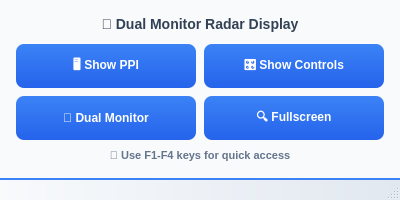
This is cmapmainwindow.ui in shridharbhandiwad/IRDS as Qt 5 draws it before an edit. The edited form follows.
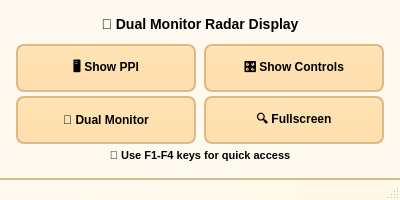
This is the edited form.

Patch:
```diff
--- a/cmapmainwindow.ui
+++ b/cmapmainwindow.ui
@@ -27,21 +27,21 @@
   </property>
   <property name="styleSheet">
    <string notr="true">QMainWindow {
-    background: qlineargradient(x1:0, y1:0, x2:1, y2:1, stop:0 #f8fafc, stop:1 #e2e8f0);
+    background: qlineargradient(x1:0, y1:0, x2:1, y2:1, stop:0 #FFFAF0, stop:1 #FFF8E7);
 }</string>
   </property>
   <widget class="QWidget" name="centralWidget">
    <property name="styleSheet">
     <string notr="true">QWidget {
-    background-color: #f8fafc;
-    color: #1e293b;
+    background-color: #FFFAF0;
+    color: #000000;
     font-family: 'Segoe UI', Arial, sans-serif;
 }
 
 QPushButton {
-    background: qlineargradient(x1:0, y1:0, x2:0, y2:1, stop:0 #3b82f6, stop:1 #2563eb);
-    color: white;
-    border: none;
+    background: qlineargradient(x1:0, y1:0, x2:0, y2:1, stop:0 #FFE4B5, stop:1 #FFDEAD);
+    color: #000000;
+    border: 2px solid #DEB887;
     border-radius: 8px;
     padding: 8px 16px;
     font-weight: 600;
@@ -58,7 +58,7 @@
 }
 
 QLabel {
-    color: #334155;
+    color: #000000;
     font-weight: 600;
     font-size: 14px;
 }</string>
@@ -152,7 +152,7 @@
        <set>Qt::AlignCenter</set>
       </property>
       <property name="styleSheet">
-       <string notr="true">QLabel { color: #64748b; font-size: 11px; }</string>
+       <string notr="true">QLabel { color: #000000; font-size: 11px; }</string>
       </property>
      </widget>
     </item>
@@ -161,9 +161,9 @@
   <widget class="QStatusBar" name="statusBar">
    <property name="styleSheet">
     <string notr="true">QStatusBar {
-    background: qlineargradient(x1:0, y1:0, x2:1, y2:0, stop:0 #f8fafc, stop:1 #e2e8f0);
-    color: #334155;
-    border-top: 2px solid #3b82f6;
+    background: qlineargradient(x1:0, y1:0, x2:1, y2:0, stop:0 #FFFAF0, stop:1 #FFF8E7);
+    color: #000000;
+    border-top: 2px solid #DEB887;
     font-size: 11px;
     font-weight: 500;
     padding: 4px;
```
Left out of the diff: 4 changed lines with no effect on the pictures.
